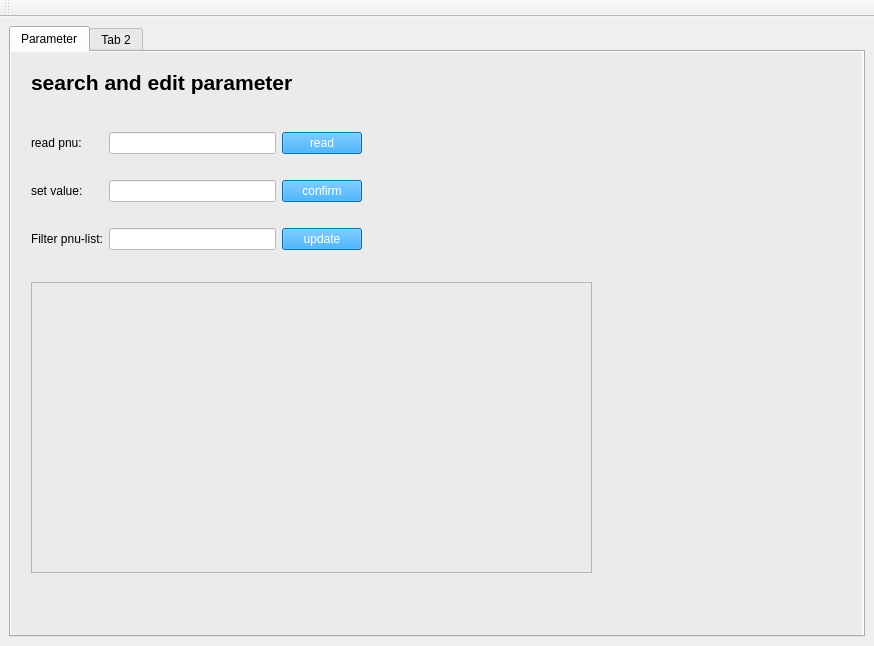
First picture: the form in src/edcon/gui/main_window.ui, repository Festo-se/festo-edcon, before the edit.
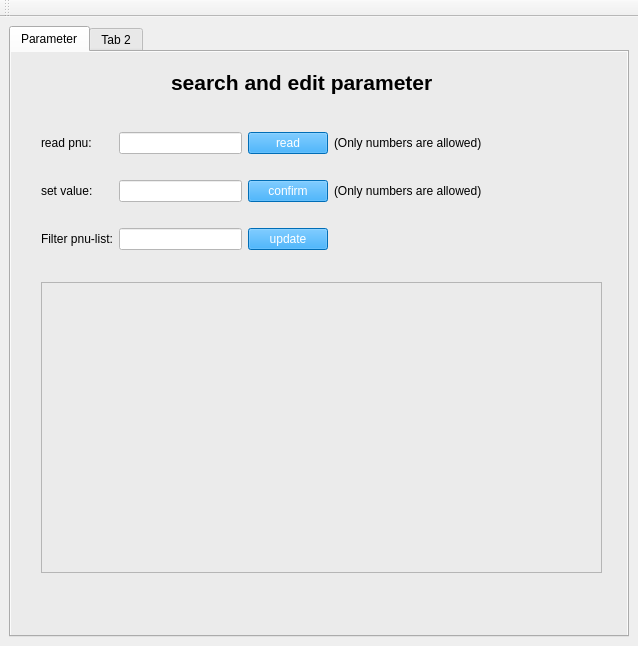
Second picture: the form after the edit.

Patch:
```diff
--- a/src/edcon/gui/main_window.ui
+++ b/src/edcon/gui/main_window.ui
@@ -6,7 +6,7 @@
    <rect>
     <x>0</x>
     <y>0</y>
-    <width>874</width>
+    <width>638</width>
     <height>646</height>
    </rect>
   </property>
@@ -40,7 +40,7 @@
         <widget class="QLabel" name="label_9">
          <property name="geometry">
           <rect>
-           <x>20</x>
+           <x>160</x>
            <y>10</y>
            <width>291</width>
            <height>41</height>
@@ -53,7 +53,7 @@
         <widget class="QTableView" name="tblPnuList">
          <property name="geometry">
           <rect>
-           <x>20</x>
+           <x>30</x>
            <y>230</y>
            <width>561</width>
            <height>291</height>
@@ -63,48 +63,13 @@
         <widget class="QWidget" name="gridLayoutWidget">
          <property name="geometry">
           <rect>
-           <x>20</x>
+           <x>30</x>
            <y>60</y>
-           <width>331</width>
+           <width>441</width>
            <height>161</height>
           </rect>
          </property>
          <layout class="QGridLayout" name="gridLayout">
-          <item row="1" column="1">
-           <widget class="QLineEdit" name="txtValueParameter">
-            <property name="styleSheet">
-             <string notr="true">QLineEdit{background-color:white;
-color:black}</string>
-            </property>
-            <property name="inputMask">
-             <string>0000000000</string>
-            </property>
-            <property name="clearButtonEnabled">
-             <bool>true</bool>
-            </property>
-           </widget>
-          </item>
-          <item row="2" column="1">
-           <widget class="QLineEdit" name="txtsearchPnuList">
-            <property name="styleSheet">
-             <string notr="true">QLineEdit{background-color:white;
-color:black}</string>
-            </property>
-            <property name="text">
-             <string/>
-            </property>
-            <property name="clearButtonEnabled">
-             <bool>true</bool>
-            </property>
-           </widget>
-          </item>
-          <item row="1" column="0">
-           <widget class="QLabel" name="label_8">
-            <property name="text">
-             <string>set value:</string>
-            </property>
-           </widget>
-          </item>
           <item row="2" column="2">
            <widget class="QPushButton" name="btnUpdate">
             <property name="styleSheet">
@@ -134,24 +99,6 @@
             </property>
            </widget>
           </item>
-          <item row="0" column="2">
-           <widget class="QPushButton" name="btnReadValue">
-            <property name="styleSheet">
-             <string notr="true">background-color: rgb(0, 153, 255);
-color: rgb(255, 255, 255);</string>
-            </property>
-            <property name="text">
-             <string>read</string>
-            </property>
-           </widget>
-          </item>
-          <item row="2" column="0">
-           <widget class="QLabel" name="label_2">
-            <property name="text">
-             <string>Filter pnu-list:</string>
-            </property>
-           </widget>
-          </item>
           <item row="0" column="1">
            <widget class="QLineEdit" name="txtsearchParameter">
             <property name="focusPolicy">
@@ -175,6 +122,73 @@
             </property>
            </widget>
           </item>
+          <item row="2" column="1">
+           <widget class="QLineEdit" name="line_edit_pnu_list">
+            <property name="styleSheet">
+             <string notr="true">QLineEdit{background-color:white;
+color:black}</string>
+            </property>
+            <property name="text">
+             <string/>
+            </property>
+            <property name="clearButtonEnabled">
+             <bool>true</bool>
+            </property>
+           </widget>
+          </item>
+          <item row="0" column="2">
+           <widget class="QPushButton" name="btn_read">
+            <property name="styleSheet">
+             <string notr="true">background-color: rgb(0, 153, 255);
+color: rgb(255, 255, 255);</string>
+            </property>
+            <property name="text">
+             <string>read</string>
+            </property>
+           </widget>
+          </item>
+          <item row="1" column="1">
+           <widget class="QLineEdit" name="line_edit_pnu_value">
+            <property name="styleSheet">
+             <string notr="true">QLineEdit{background-color:white;
+color:black}</string>
+            </property>
+            <property name="inputMask">
+             <string>0000000000</string>
+            </property>
+            <property name="clearButtonEnabled">
+             <bool>true</bool>
+            </property>
+           </widget>
+          </item>
+          <item row="1" column="0">
+           <widget class="QLabel" name="label_8">
+            <property name="text">
+             <string>set value:</string>
+            </property>
+           </widget>
+          </item>
+          <item row="2" column="0">
+           <widget class="QLabel" name="label_2">
+            <property name="text">
+             <string>Filter pnu-list:</string>
+            </property>
+           </widget>
+          </item>
+          <item row="0" column="3">
+           <widget class="QLabel" name="label">
+            <property name="text">
+             <string>(Only numbers are allowed)</string>
+            </property>
+           </widget>
+          </item>
+          <item row="1" column="3">
+           <widget class="QLabel" name="label_4">
+            <property name="text">
+             <string>(Only numbers are allowed)</string>
+            </property>
+           </widget>
+          </item>
          </layout>
         </widget>
        </widget>
```
Left out of the diff: 8 changed lines with no effect on the pictures.
